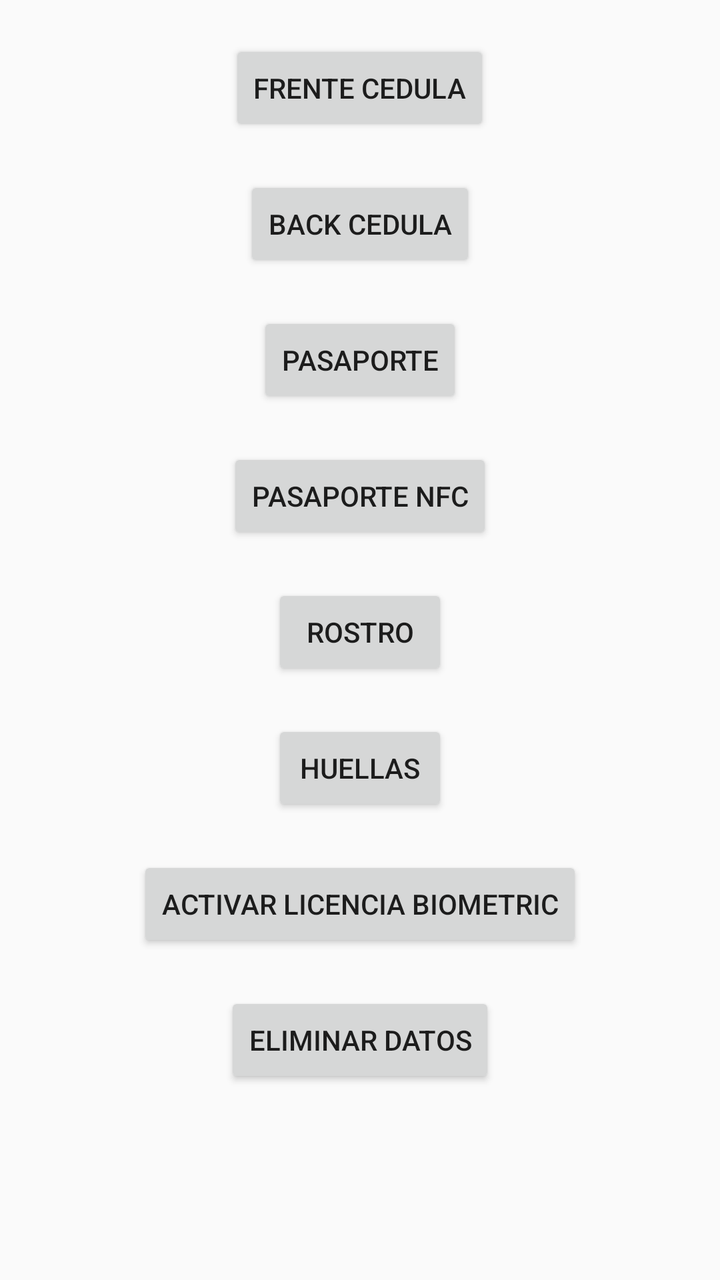
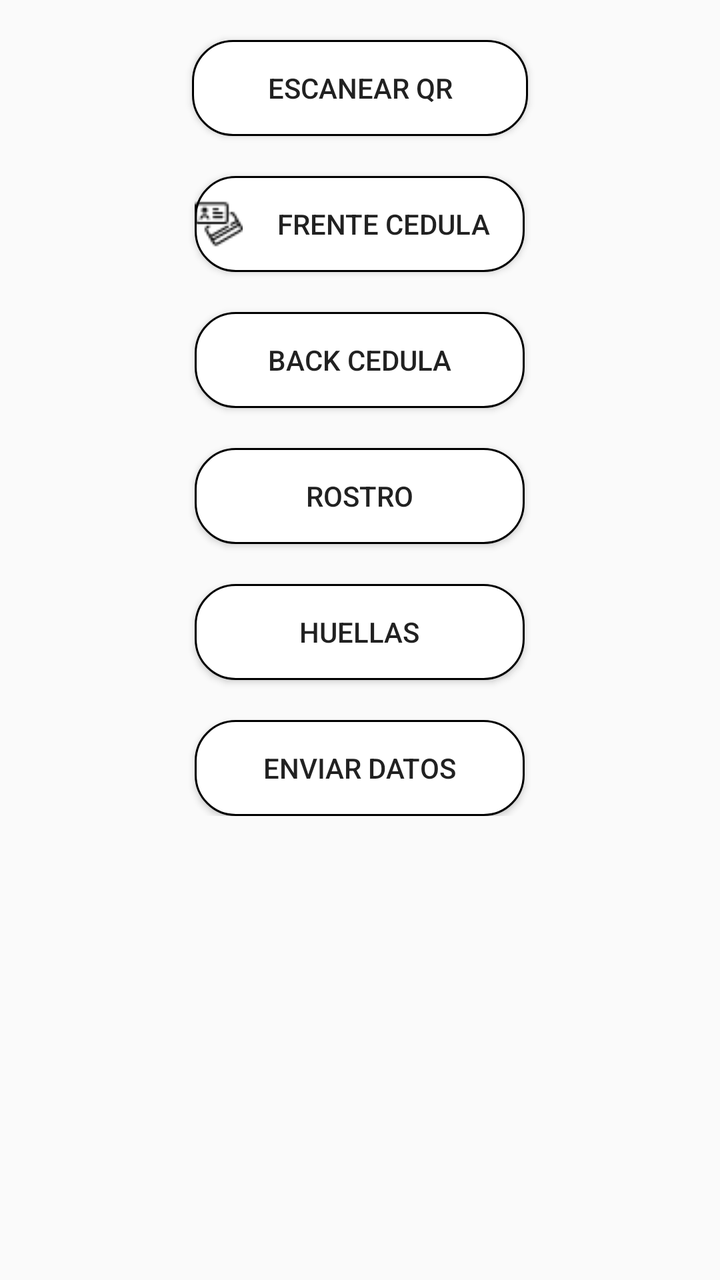

Screens rendered from an Android XML layout before and after an edit, with the pre-edit source and the edit as a unified diff.
<!-- AndroidManifest.xml: application theme AppTheme -->
<!-- res/layout/activity_enrollment.xml -->
<?xml version="1.0" encoding="utf-8"?>
<android.support.constraint.ConstraintLayout xmlns:android="http://schemas.android.com/apk/res/android"
    xmlns:app="http://schemas.android.com/apk/res-auto"
    xmlns:tools="http://schemas.android.com/tools"
    android:layout_width="match_parent"
    android:layout_height="match_parent"
    tools:context=".Enrollment">
    <ScrollView
        android:layout_width="match_parent"
        android:layout_height="match_parent"
        tools:layout_editor_absoluteX="8dp"
        tools:layout_editor_absoluteY="8dp"
        tools:ignore="MissingConstraints">

        <LinearLayout
            android:layout_width="match_parent"
            android:layout_height="match_parent"
            android:gravity="center"
            android:orientation="vertical">

            <Button
                android:id="@+id/btnCedula1"
                android:layout_width="wrap_content"
                android:layout_height="wrap_content"
                android:layout_marginTop="20dp"
                android:text="Frente cedula" />

            <Button
                android:id="@+id/button7"
                android:layout_width="wrap_content"
                android:layout_height="wrap_content"
                android:layout_marginTop="20dp"
                android:text="Back cedula" />

            <Button
                android:id="@+id/button6"
                android:layout_width="wrap_content"
                android:layout_height="wrap_content"
                android:layout_marginTop="20dp"
                android:text="Pasaporte" />

            <Button
                android:id="@+id/button5"
                android:layout_width="wrap_content"
                android:layout_height="wrap_content"
                android:layout_marginTop="20dp"
                android:text="Pasaporte nfc" />

            <Button
                android:id="@+id/button4"
                android:layout_width="wrap_content"
                android:layout_height="wrap_content"
                android:layout_marginTop="20dp"
                android:text="Rostro" />

            <Button
                android:id="@+id/button2"
                android:layout_width="wrap_content"
                android:layout_height="wrap_content"
                android:layout_marginTop="20dp"
                android:text="Huellas" />
            <Button
                android:id="@+id/button8"
                android:layout_width="wrap_content"
                android:layout_height="wrap_content"
                android:layout_marginTop="20dp"
                android:text="activar licencia biometric" />
            <Button
                android:id="@+id/button9"
                android:layout_width="wrap_content"
                android:layout_height="wrap_content"
                android:layout_marginTop="20dp"
                android:text="Eliminar datos" />

        </LinearLayout>
    </ScrollView>
</android.support.constraint.ConstraintLayout>
<!-- resources referenced by this layout -->
<resources>
  <style name="AppTheme" parent="Theme.AppCompat.Light.DarkActionBar">
          
          <item name="colorPrimary">@color/colorPrimary</item>
          <item name="colorPrimaryDark">@color/colorPrimaryDark</item>
          <item name="colorAccent">@color/colorAccent</item>
      </style>
  <color name="colorPrimary">#CB1E1E</color>
  <color name="colorPrimaryDark">#CB1E1E</color>
  <color name="colorAccent">#CB1E1E</color>
</resources>

<!-- the commit's change to res/layout/activity_enrollment.xml (unified diff, before → after) -->
@@ -19,58 +19,54 @@
             android:orientation="vertical">
 
             <Button
-                android:id="@+id/btnCedula1"
-                android:layout_width="wrap_content"
+                android:id="@+id/scannQr"
+                android:layout_width="168dp"
                 android:layout_height="wrap_content"
                 android:layout_marginTop="20dp"
+                android:background="@drawable/rounded_button"
+                android:text="Escanear QR" />
+
+            <Button
+                android:id="@+id/btnCedula"
+                android:layout_width="165dp"
+                android:layout_height="wrap_content"
+                android:layout_marginTop="20dp"
+                android:background="@drawable/rounded_button"
+                android:drawableStart="@drawable/icono_cedula"
+                android:drawableLeft="@drawable/icono_cedula"
                 android:text="Frente cedula" />
 
             <Button
                 android:id="@+id/button7"
-                android:layout_width="wrap_content"
+                android:layout_width="165dp"
                 android:layout_height="wrap_content"
                 android:layout_marginTop="20dp"
+                android:background="@drawable/rounded_button"
                 android:text="Back cedula" />
 
             <Button
-                android:id="@+id/button6"
-                android:layout_width="wrap_content"
+                android:id="@+id/button4"
+                android:layout_width="165dp"
                 android:layout_height="wrap_content"
                 android:layout_marginTop="20dp"
-                android:text="Pasaporte" />
-
-            <Button
-                android:id="@+id/button5"
-                android:layout_width="wrap_content"
-                android:layout_height="wrap_content"
-                android:layout_marginTop="20dp"
-                android:text="Pasaporte nfc" />
-
-            <Button
-                android:id="@+id/button4"
-                android:layout_width="wrap_content"
-                android:layout_height="wrap_content"
-                android:layout_marginTop="20dp"
+                android:background="@drawable/rounded_button"
                 android:text="Rostro" />
 
             <Button
                 android:id="@+id/button2"
-                android:layout_width="wrap_content"
+                android:layout_width="165dp"
                 android:layout_height="wrap_content"
                 android:layout_marginTop="20dp"
+                android:background="@drawable/rounded_button"
                 android:text="Huellas" />
+
             <Button
-                android:id="@+id/button8"
-                android:layout_width="wrap_content"
+                android:id="@+id/button"
+                android:layout_width="165dp"
                 android:layout_height="wrap_content"
                 android:layout_marginTop="20dp"
-                android:text="activar licencia biometric" />
-            <Button
-                android:id="@+id/button9"
-                android:layout_width="wrap_content"
-                android:layout_height="wrap_content"
-                android:layout_marginTop="20dp"
-                android:text="Eliminar datos" />
+                android:background="@drawable/rounded_button"
+                android:text="Enviar datos" />
 
         </LinearLayout>
     </ScrollView>
<!-- resource entries referenced after the edit -->
@@ -1,5 +1,14 @@
 <!-- resources referenced by this layout -->
 <resources>
+  <!-- drawable icono_cedula: png bitmap (drawable-v21, 765 bytes) -->
+  <!-- drawable rounded_button (drawable) -->
+  <?xml version="1.0" encoding="utf-8"?>
+  <shape xmlns:android="http://schemas.android.com/apk/res/android"
+      android:shape="rectangle">
+      <solid android:color="#ffffff"></solid>
+      <corners android:radius="20dp"></corners>
+      <stroke android:width="1dp" android:color="#000000"></stroke>
+  </shape>
   <style name="AppTheme" parent="Theme.AppCompat.Light.DarkActionBar">
           
           <item name="colorPrimary">@color/colorPrimary</item>
